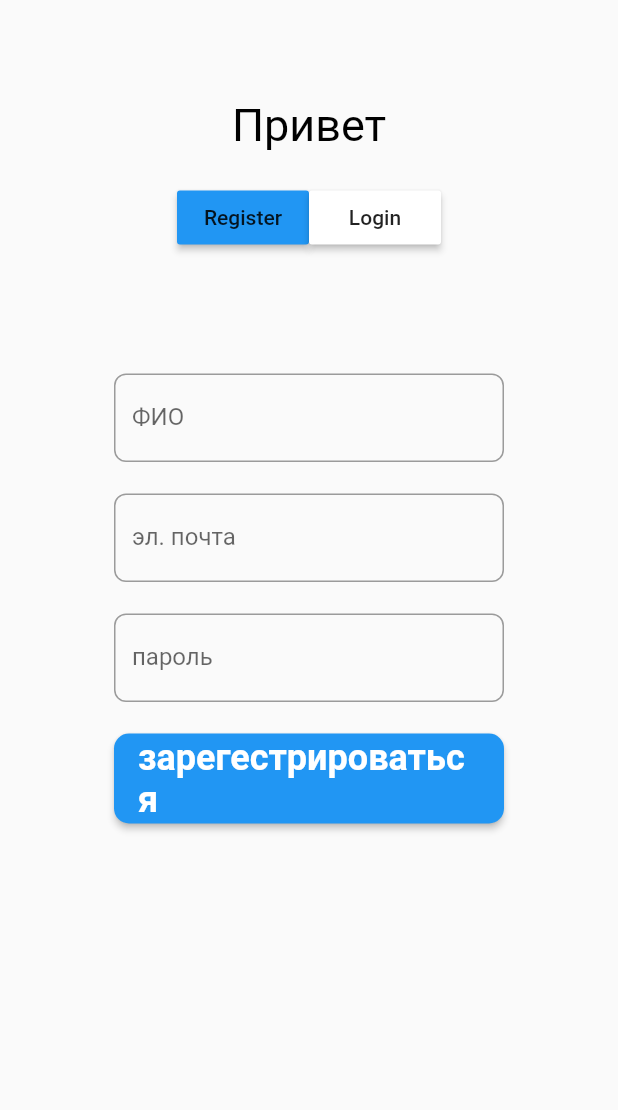
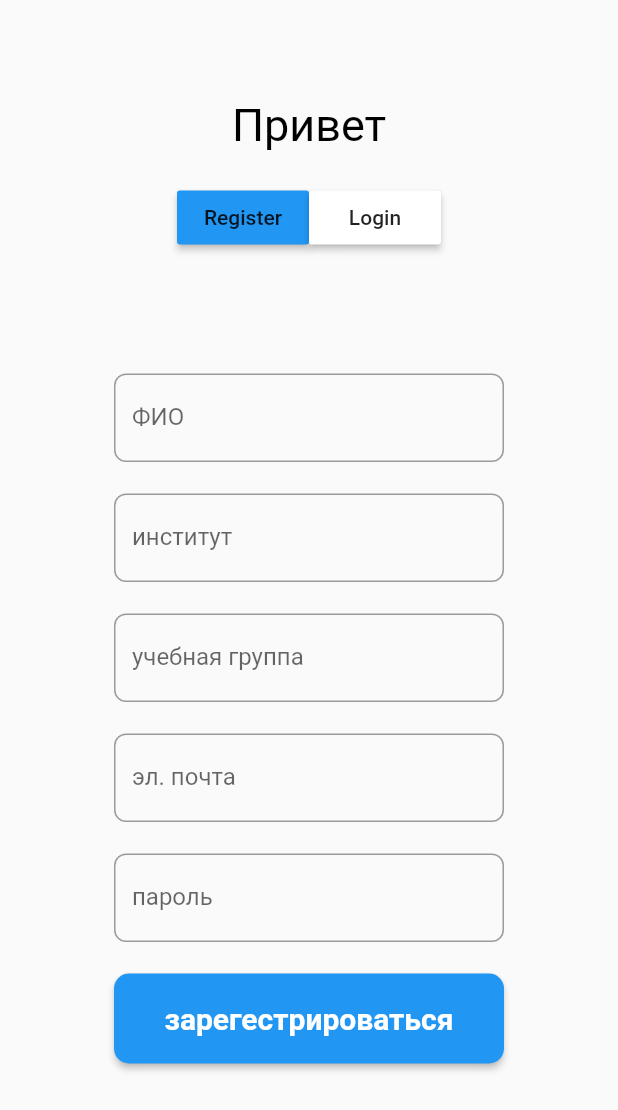
Before and after one commit to warfka/ppos_pnu, a Flutter app: the screen it shows after launch, on a phone screen of 412 x 824 dp. Shown: the top 1110 px of the screen. Run offline on Flutter 3.47's test engine with Material 2 defaults, Android fonts, the phone set to English and light mode, and no system bars; our stand-ins replace font_awesome_flutter, get, lottie, shared_preferences; missing offline and left inert: qr_code_scanner; generated files the repository leaves out were written again.

Commit message:
Login ready

```diff
--- a/lib/main.dart
+++ b/lib/main.dart
@@ -1,7 +1,6 @@
 import 'package:flutter/material.dart';
 import 'package:get/get_navigation/src/root/get_material_app.dart';
 import 'package:ppos_pnu/pages/authorization/authorization_page.dart';
-import 'package:ppos_pnu/pages/authorization/login_test_page.dart';
 
 void main() {
   runApp(const MyApp());
@@ -10,11 +9,10 @@ void main() {
 class MyApp extends StatelessWidget {
   const MyApp({Key? key}) : super(key: key);
 
-  // This widget is the root of your application.
   @override
   Widget build(BuildContext context) {
     return GetMaterialApp(
-      title: 'Flutter Demo',
+      title: 'PPOS_PNU',
       theme: ThemeData(
 
         primarySwatch: Colors.blue,
--- a/lib/pages/authorization/authorization_page.dart
+++ b/lib/pages/authorization/authorization_page.dart
@@ -78,18 +78,26 @@ class _AuthScreenState extends State<AuthScreen> {
   Widget registerWidget() {
     return Column(
       children: [
-        InputTextFieldWidget(registerationController.nameController, 'ФИО', false),
-        SizedBox(
+        InputTextFieldWidget(registerationController.fullNameController, 'ФИО', false),
+        const SizedBox(
+          height: 20,
+        ),
+        InputTextFieldWidget(registerationController.facultyController, 'институт', false),
+        const SizedBox(
+          height: 20,
+        ),
+        InputTextFieldWidget(registerationController.studyGroupController, 'учебная группа', false),
+        const SizedBox(
           height: 20,
         ),
         InputTextFieldWidget(
             registerationController.emailController, 'эл. почта', false),
-        SizedBox(
+        const SizedBox(
           height: 20,
         ),
         InputTextFieldWidget(
             registerationController.passwordController, 'пароль', true),
-        SizedBox(
+        const SizedBox(
           height: 20,
         ),
         SubmitButton(
--- a/lib/pages/authorization/controller/globals.dart
+++ /dev/null
@@ -1 +0,0 @@
-// TODO Implement this library.
--- a/lib/pages/authorization/controller/login_controller.dart
+++ b/lib/pages/authorization/controller/login_controller.dart
@@ -40,6 +40,7 @@ class LoginController extends GetxController {
           Get.off(MainPage());
 
         _UserToken = token;
+        print(token);
 
       } else {
         showDialog(
@@ -61,8 +62,8 @@ class LoginController extends GetxController {
             return SimpleDialog(
               title: Text('Ошибка'),
               contentPadding: EdgeInsets.all(20),
+              backgroundColor: Colors.redAccent,
               children: [Text(error.toString())],
-              backgroundColor: Colors.redAccent,
             );
           });
     }
--- a/lib/pages/authorization/widgets/submit_button.dart
+++ b/lib/pages/authorization/widgets/submit_button.dart
@@ -32,7 +32,7 @@ class SubmitButton extends StatelessWidget {
           onPressed: onPressed,
           child: Text(title,
               style: const TextStyle(
-                fontSize: 24,
+                fontSize: 20,
                 color: Colors.white,
                 fontWeight: FontWeight.w600,
               ))),
```
Also changed, not shown: lib/pages/authorization/controller/registeration_controller.dart (+26 -10 lines), lib/pages/authorization/login_test_page.dart (deleted, +0 -90 lines).
